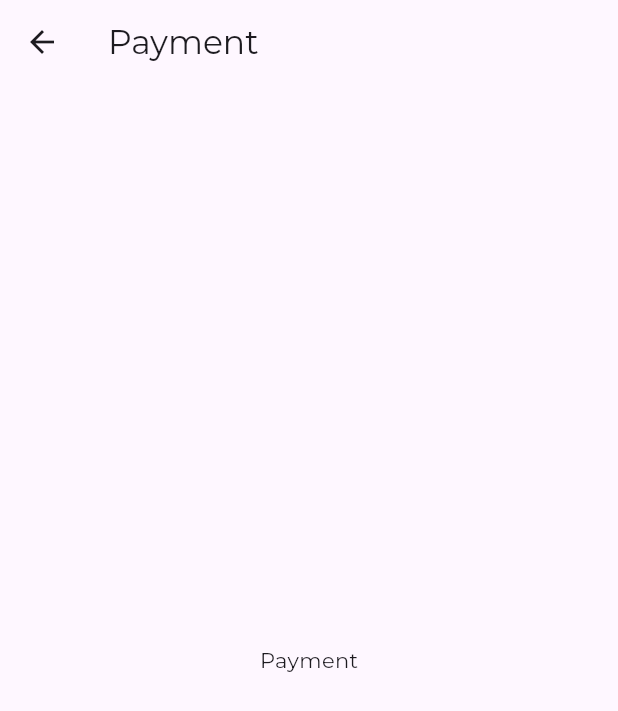
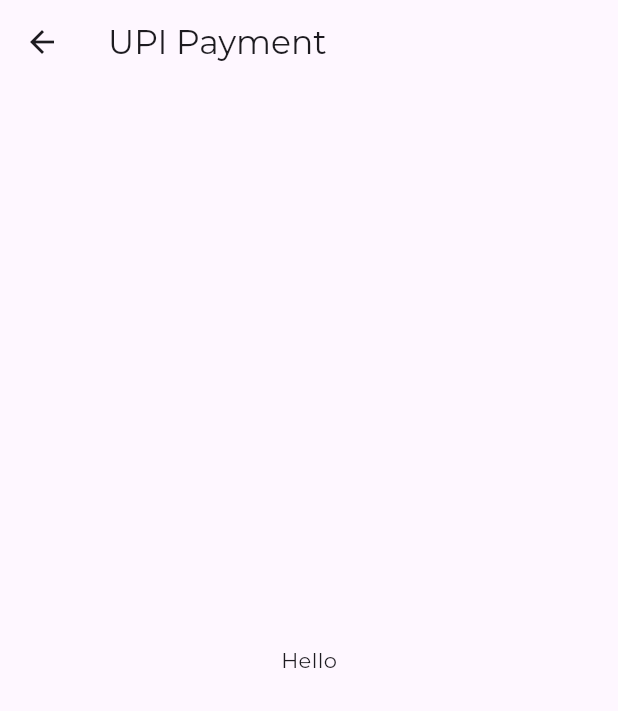
Before and after one commit to sumietgore/vendx, a Flutter app: the CartPage screen opened by its route, after a tap on "Pay with UPI", on a phone screen of 412 x 824 dp. Shown: the top 711 px of the screen. Run offline on Flutter 3.47's test engine with Material 3 defaults, Android fonts, the phone set to English and light mode, and no system bars; our stand-ins replace flutter_svg, google_fonts.

Commit message:
modified:   lib/components/product_card.dart 	modified:   lib/main.dart 	modified:   lib/pages/cart.dart 	new file:   lib/pages/payment/upi.dart 	modified:   lib/pages/store.dart 	modified:   lib/services/product.dart

```diff
--- a/lib/main.dart
+++ b/lib/main.dart
@@ -6,6 +6,7 @@ import 'package:vendx/pages/payment.dart';
 import 'package:vendx/pages/splash.dart';
 import 'package:vendx/pages/store.dart';
 import 'package:vendx/pages/cart.dart';
+import 'package:vendx/pages/payment/upi.dart';
 
 import 'package:vendx/providers/shop.dart';
 
@@ -39,7 +40,8 @@ class MyApp extends StatelessWidget {
           '/': (context) => const StartPage(),
           '/home': (context) => const StorePage(),
           '/cart': (context) => const CartPage(),
-          '/payment': (context) => const PaymentPage()
+          '/payment': (context) => const PaymentPage(),
+          '/payment/upi': (context) => const UPIPage()
         });
   }
 }
--- a/lib/pages/cart.dart
+++ b/lib/pages/cart.dart
@@ -127,7 +127,7 @@ class CartPage extends StatelessWidget {
                                   borderRadius: BorderRadius.circular(6.0)),
                             ),
                             onPressed: () {
-                              Navigator.pushNamed(context, '/payment');
+                              Navigator.pushNamed(context, '/payment/upi');
                             },
                             icon: const Icon(Icons.qr_code),
                             label: const Text("Pay with UPI"))
--- /dev/null
+++ b/lib/pages/payment/upi.dart
@@ -0,0 +1,23 @@
+import 'package:flutter/material.dart';
+import 'package:provider/provider.dart';
+import 'package:vendx/providers/shop.dart';
+import 'package:http/http.dart' as http;
+
+class UPIPage extends StatelessWidget {
+  const UPIPage({super.key});
+
+  @override
+  Widget build(BuildContext context) {
+    return Scaffold(
+        appBar: AppBar(title: Text("UPI Payment")),
+        body: Padding(
+            padding: const EdgeInsets.all(8.0),
+            child: Consumer<ShopProvider>(
+              builder: (context, shop, child) {
+                return const Center(
+                  child: Text("Hello"),
+                );
+              },
+            )));
+  }
+}
--- a/lib/pages/store.dart
+++ b/lib/pages/store.dart
@@ -96,9 +96,9 @@ class _StorePageState extends State<StorePage> {
                     child: GridView.builder(
                       gridDelegate:
                           const SliverGridDelegateWithFixedCrossAxisCount(
-                              crossAxisCount: 2,
-                              crossAxisSpacing: 10,
-                              mainAxisSpacing: 10),
+                              crossAxisCount: 3,
+                              crossAxisSpacing: 6,
+                              mainAxisSpacing: 6),
                       scrollDirection: Axis.vertical,
                       itemCount: provider.products.length,
                       padding: const EdgeInsets.only(
```
Also changed, not shown: lib/components/product_card.dart (+94 -47 lines), lib/services/product.dart (+30 -0 lines).
